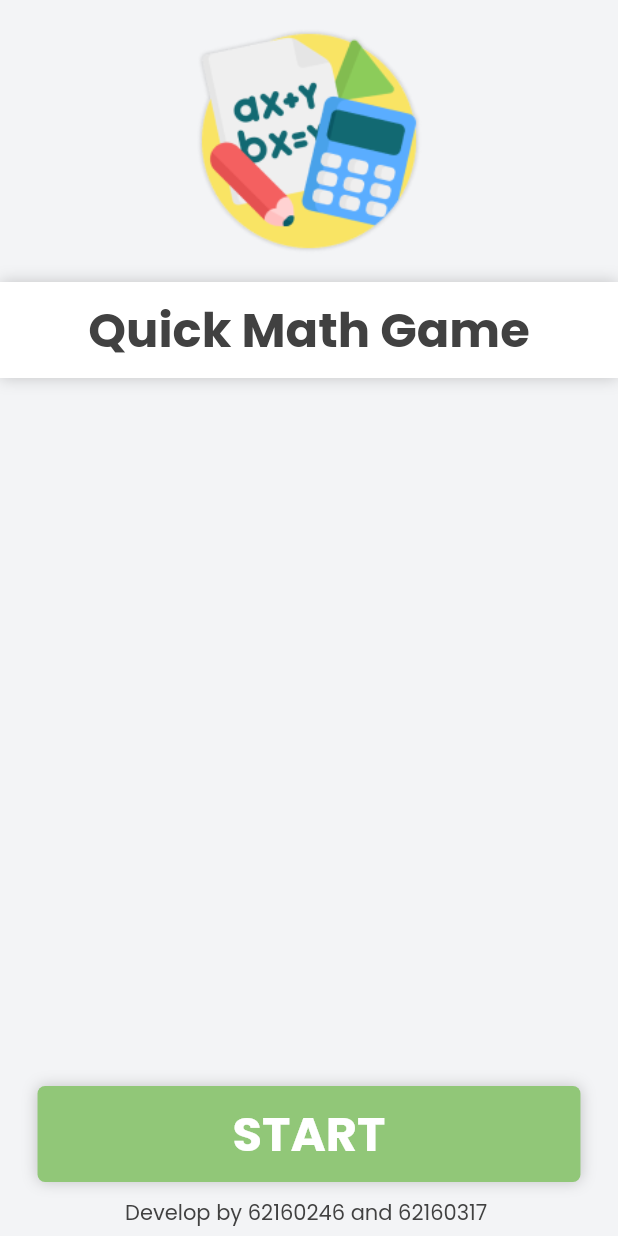
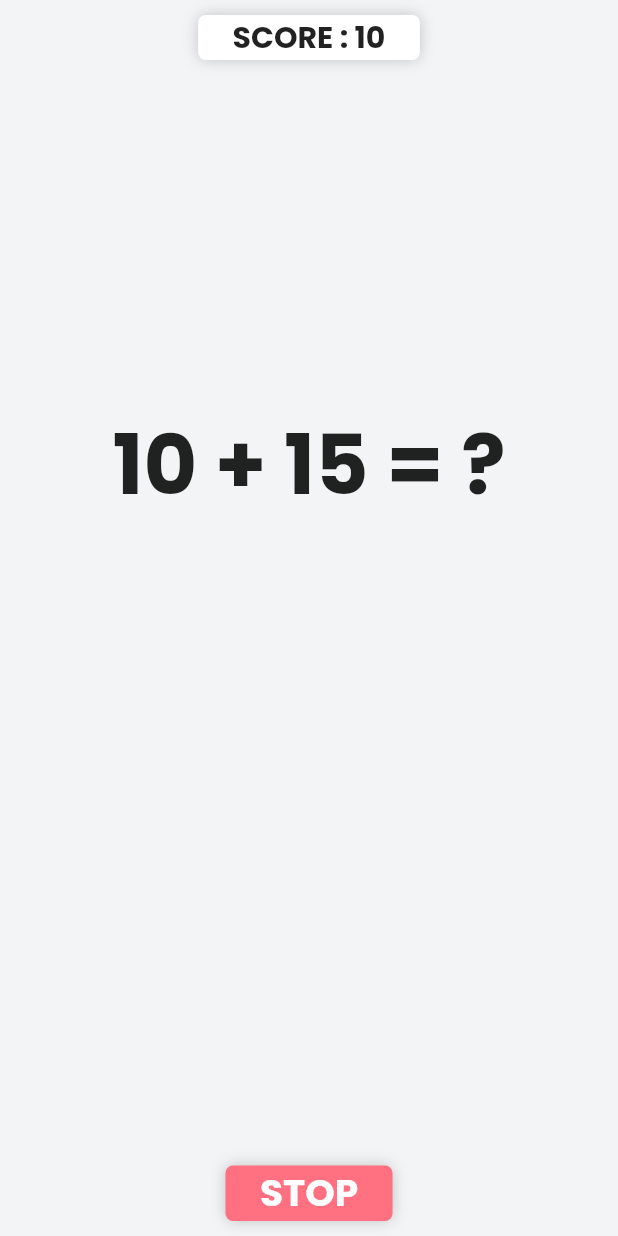
Before and after one commit to idontknowtoobrother/Quick-Math-Flutter-University-Project, a Flutter app: the screen it shows after launch, after a tap on "START", on a phone screen of 412 x 824 dp. Run offline on Flutter 3.47's test engine with Material 2 defaults, Android fonts, the phone set to English and light mode, and no system bars.

Commit message:
done: Game Page

```diff
--- /dev/null
+++ b/lib/game_page.dart
@@ -0,0 +1,99 @@
+import 'package:flutter/material.dart';
+import 'package:flutter/src/widgets/framework.dart';
+import 'package:flutter/src/widgets/placeholder.dart';
+
+import 'const.dart';
+
+class GamePage extends StatelessWidget {
+  const GamePage({super.key});
+
+  @override
+  Widget build(BuildContext context) {
+    return SafeArea(
+        child: Scaffold(
+      backgroundColor: colorBackground,
+      body: Center(
+        child: Column(
+          children: [
+            const SizedBox(
+              height: 10,
+            ),
+            Container(
+              padding: EdgeInsets.only(left: 23, right: 23),
+              decoration: BoxDecoration(
+                color: colorWhite,
+                borderRadius: BorderRadius.circular(5),
+                boxShadow: [
+                  BoxShadow(
+                    color: Colors.black.withOpacity(0.20),
+                    blurRadius: 8,
+                  ),
+                ],
+              ),
+              child: Text(
+                'SCORE : 10',
+                style: TextStyle(
+                  fontWeight: FontWeight.bold,
+                  fontSize: 20,
+                ),
+              ),
+            ),
+            const SizedBox(
+              height: 100,
+            ),
+            Expanded(
+              flex: 3,
+              child: Column(
+                children: [
+                  SizedBox(
+                    height: 129,
+                  ),
+                  Text(
+                    '10 + 15 = ?',
+                    style: TextStyle(
+                      fontSize: 55,
+                      fontWeight: FontWeight.bold,
+                    ),
+                  )
+                ],
+              ),
+            ),
+            // @ GRID
+            Expanded(
+              flex: 0,
+              child: GestureDetector(
+                onTap: () => {Navigator.pop(context)},
+                child: Container(
+                  decoration: BoxDecoration(
+                    color: colorRed,
+                    borderRadius: BorderRadius.circular(5),
+                    boxShadow: [
+                      BoxShadow(
+                        color: Colors.black.withOpacity(0.20),
+                        blurRadius: 8,
+                      ),
+                    ],
+                  ),
+                  child: const Padding(
+                    padding: EdgeInsets.only(left: 23, right: 23),
+                    child: Text(
+                      'STOP',
+                      style: TextStyle(
+                        color: colorWhite,
+                        fontSize: 25,
+                        fontWeight: FontWeight.bold,
+                      ),
+                    ),
+                  ),
+                ),
+              ),
+            ),
+            const SizedBox(
+              height: 10,
+            )
+          ],
+        ),
+      ),
+    ));
+  }
+}
--- a/lib/home_page.dart
+++ b/lib/home_page.dart
@@ -2,6 +2,7 @@ import 'package:flutter/material.dart';
 import 'package:flutter/src/widgets/framework.dart';
 import 'package:flutter/src/widgets/placeholder.dart';
 import 'package:quick_math/const.dart';
+import 'package:quick_math/game_page.dart';
 
 class HomePage extends StatefulWidget {
   const HomePage({super.key});
@@ -66,7 +67,16 @@ class _HomePageState extends State<HomePage> {
                 child: Column(
                   children: [
                     GestureDetector(
-                      onTap: () => {},
+                      onTap: () => {
+                        Navigator.push(
+                          context,
+                          MaterialPageRoute(
+                            builder: (context) {
+                              return GamePage();
+                            },
+                          ),
+                        )
+                      },
                       child: Container(
                         decoration: BoxDecoration(
                           color: colorGreen,
```
